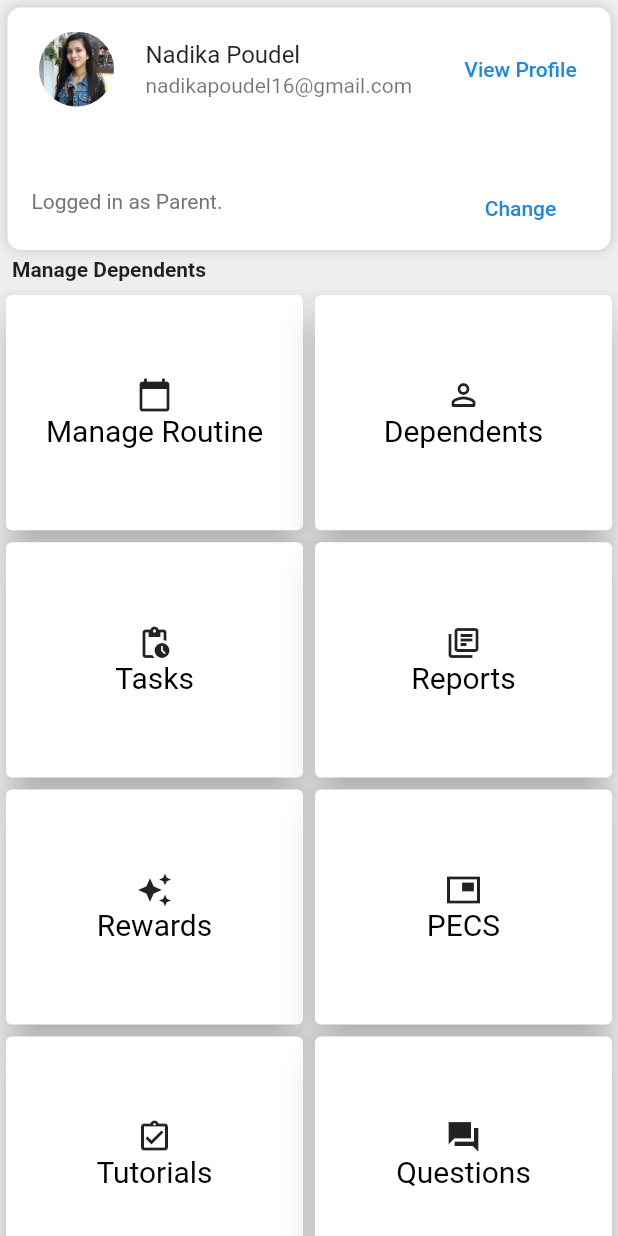
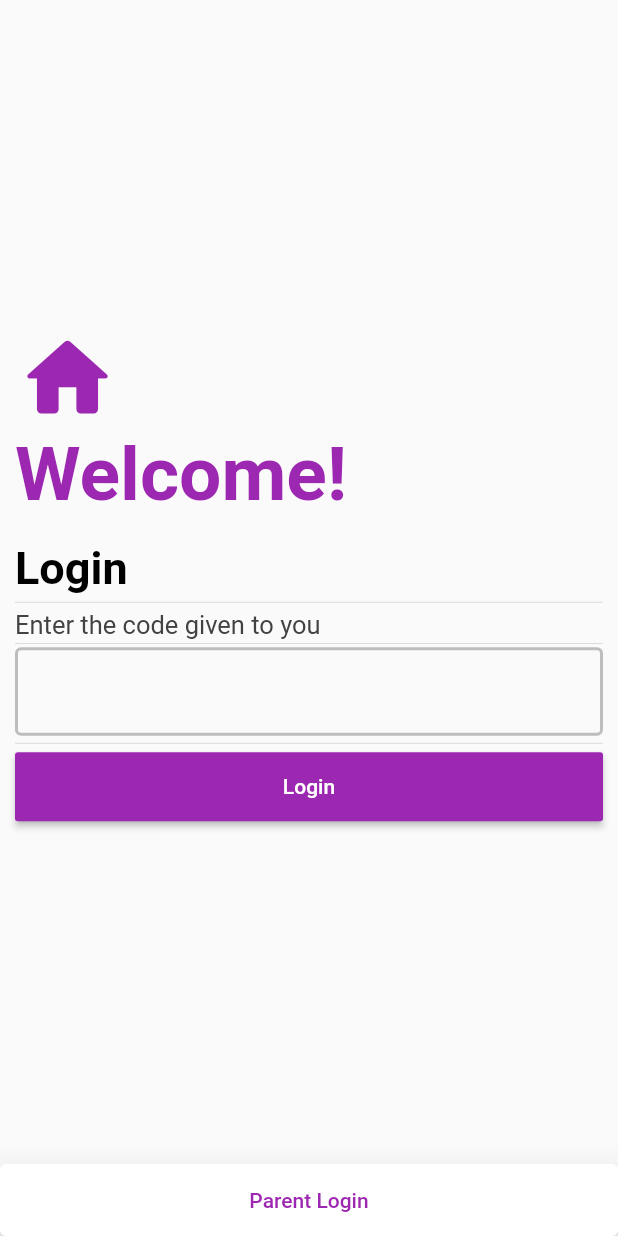
Before and after one commit to Nadika18/Autism_Mobile_App, a Flutter app: the screen it shows after launch, on a phone screen of 412 x 824 dp. Run offline on Flutter 3.47's test engine with Material 2 defaults, Android fonts, the phone set to English and light mode, and no system bars; our stand-ins replace cloud_firestore, firebase_core, font_awesome_flutter; accounts and stored records are empty.

Commit message:
loginscreen: final login screen designed for both parent and child

```diff
--- a/lib/child_homescreen.dart
+++ b/lib/child_homescreen.dart
@@ -351,7 +351,8 @@ class _ChildHomePageState extends State<ChildHomePage> {
         )),
         body: SafeArea(
             child: Stack(
-                children: [Column(
+                children: [
+                  Column(
                     mainAxisAlignment: MainAxisAlignment.start,
                     children:[
                       ConstrainedBox(
--- a/lib/loginscreen.dart
+++ b/lib/loginscreen.dart
@@ -0,0 +1,273 @@
+import 'package:flutter/material.dart';
+import 'package:flutter/services.dart';
+import 'package:font_awesome_flutter/font_awesome_flutter.dart';
+
+class MainLoginScreen extends StatefulWidget{
+  @override
+  _MainLoginScreenState createState() => _MainLoginScreenState();
+}
+
+class _MainLoginScreenState extends State<MainLoginScreen>{
+  final GlobalKey<ScaffoldState> _scaffoldKey = new GlobalKey<ScaffoldState>();
+  final GlobalKey<FormState> _formKey = new GlobalKey<FormState>();
+  final TextEditingController _registrationController = new
+      TextEditingController();
+  //10^(no of digit - 1)
+  final int factor = 100000;
+  Widget _loginButton(size) => Material(
+      borderRadius: BorderRadius.circular(5),
+      child: MaterialButton(
+          minWidth: size.width,
+          padding: EdgeInsets.fromLTRB(20.0, 15.0, 20.0, 15.0),
+          color: Colors.purple,
+          onPressed: () {
+            if(!_formKey.currentState.validate()){
+              //TODO:go to other screen
+            }
+            print("this is tapped");
+          },
+          child: Text("Login",
+                     textAlign: TextAlign.center,
+                     style: TextStyle(color: Colors.white)
+                 )));
+
+  Widget _childSignInField() => TextFormField(
+      controller: _registrationController,
+      keyboardType: TextInputType.number,
+      inputFormatters: <TextInputFormatter>[
+        FilteringTextInputFormatter.allow(RegExp(r'[0-9]')),],
+        validator: (value){
+          if(!value.isNotEmpty){
+            return "Please enter your login information";
+          }
+          int intval = int.parse(value)~/factor;
+          if ((intval < 1) || (intval> 10)){
+            print(intval);
+            return "The length of the code is incorrect";
+          }
+          return null;
+        },
+        onEditingComplete: (){
+          if(_formKey.currentState.validate()){
+            print("completed filling");
+            FocusScope.of(_scaffoldKey.currentContext).unfocus();
+            //TODO:go to other screen
+          }
+        },
+  decoration: InputDecoration(
+                  focusedBorder: OutlineInputBorder(
+                      borderSide: BorderSide(color:Colors.purple[200],width: 2),
+                      gapPadding: 5,
+                  ),
+                  enabledBorder: OutlineInputBorder(
+                      borderSide: BorderSide(color:Colors.grey[400],width: 2),
+                  ),
+              ),
+  );
+
+  Widget _welcome(){
+    return Align(
+        alignment: Alignment.topLeft,
+        child: Container(
+            padding: EdgeInsets.fromLTRB(10,0,0,5),
+            child:
+            Column(
+                crossAxisAlignment: CrossAxisAlignment.start,
+                children: [
+                  Icon(Icons.home_rounded,
+                      size:70,color: Colors.purple),
+                  Text("Welcome!",
+                      style: TextStyle(fontSize: 50,
+                          fontWeight:FontWeight.bold,
+                          color: Colors.purple))
+                ]
+
+            ),),
+    );
+  }
+
+  Widget _loginCredentials(Size size){
+    return  Container(
+        padding: EdgeInsets.all(10),
+        child:Column(
+            children: [
+              Align(
+                  alignment: Alignment.topLeft,
+                  child: Column(
+                      crossAxisAlignment: CrossAxisAlignment.start,
+                      children: [
+                        Text("Login",
+                            style: TextStyle(fontSize: 30,
+                                fontWeight:FontWeight.bold,
+                                color: Colors.black)),
+                        Divider(height:10),
+
+                        Text("Enter the code given to you",
+                            style: TextStyle(fontSize: 17,
+                                color: Colors.grey[800])),
+                        Divider(height:5),
+                      ],
+                  ),
+              ),
+              Form(
+                  key: _formKey,
+                  child:Column(
+                      children:[
+                        _childSignInField(),
+                        Divider(height:10),
+                        _loginButton(size)
+                      ]
+                  ),
+              )
+                  ],
+                  ));
+  }
+
+  Widget _centerView(Size size){
+    return Container(
+        child: Column(
+            children: [
+              _welcome(),
+              _loginCredentials(size),
+            ],
+        ),
+    );
+  }
+  Widget _bottomParentLoginLinker(){
+    return  Card(
+        elevation: 20,
+        margin: EdgeInsets.symmetric(horizontal:0,vertical:0),
+        child:Center(
+            child: TextButton(
+                child: Text("Parent Login"),
+                onPressed: (){
+                  Navigator.push(context,
+                      MaterialPageRoute(builder: (context)=> ParentLogin())
+                  );
+                },
+            ),
+        ));
+  }
+
+  @override
+  Widget build(BuildContext context){
+    var size = MediaQuery.of(context).size;
+    return SafeArea(
+        child: LayoutBuilder(
+            builder: (context,constraints){
+              return GestureDetector(
+                  onTap: (){
+                    var node = FocusScope.of(_scaffoldKey.currentContext);
+
+                    if(!node.hasPrimaryFocus){
+                      node.unfocus();
+                    }
+                  },
+                  child:Scaffold(
+                            key: _scaffoldKey,
+                            body: SingleChildScrollView(
+                                child:Container(
+                                    height: constraints.maxHeight,
+                                    child: Column(
+                                        mainAxisAlignment: MainAxisAlignment.spaceBetween,
+                                        children: [
+                                          Container(),
+                                          _centerView(size),
+                                          _bottomParentLoginLinker(),
+                                        ],
+                                    )
+                                )
+                            ),
+
+                        )
+                      );
+            }
+    )
+        );
+  }
+}
+
+class ParentLogin extends StatefulWidget{
+  ParentLogin({Key key}):super(key: key);
+  _ParentLoginState createState() => _ParentLoginState();
+}
+
+class _ParentLoginState extends State<ParentLogin>{
+  Widget build(BuildContext context){
+    return Scaffold(
+        body: SafeArea(
+            child:Column(
+                mainAxisAlignment: MainAxisAlignment.start,
+                children: [
+                  Divider(height:20),
+                  ListTile(
+                      leading: IconButton(
+                          icon:Icon(Icons.close,size: 30),
+                          color: Colors.black,
+                          onPressed: (){
+                            Navigator.of(context).pop();
+                          },
+                          ),
+                  ),
+                  Divider(height:30),
+                  Container(
+                      padding: EdgeInsets.only(left:20),
+                      child:Column(
+                      crossAxisAlignment: CrossAxisAlignment.start,
+                      children: [
+                        Text("Parental Login",
+                            style: TextStyle(
+                                fontSize: 30,
+                                fontWeight: FontWeight.bold,
+                                )
+                            ),
+                  Divider(height:10),
+                        Text("Login using the following",
+                            style: TextStyle(
+                                fontSize: 20,
+                                )
+                            )
+                      ]
+                      )),
+                  Divider(height:20),
+                  Container(
+                      padding: EdgeInsets.fromLTRB(15,20,15,20),
+                      child: FlatButton(
+                          color: Color(0xff4285F4),
+                      padding: EdgeInsets.fromLTRB(0,20,0,20),
+                          child: Row(
+                              mainAxisAlignment: MainAxisAlignment.center,
+                              children: [
+                                Icon(FontAwesomeIcons.google,color:Colors.white),
+                                SizedBox(width: 10),
+                                Text("Sign In with Google",style:
+                                    TextStyle(color:Colors.white))
+                              ]
+                              ),
+                          onPressed: () {
+                          },
+                      )),
+                  Container(
+                      padding: EdgeInsets.fromLTRB(15,0,15,0),
+                      child: FlatButton(
+                          color: Color(0xff4267B2),
+                      padding: EdgeInsets.fromLTRB(0,20,0,20),
+                          child: Row(
+                              mainAxisAlignment: MainAxisAlignment.center,
+                              children: [
+                                Icon(FontAwesomeIcons.facebook,color:
+                                    Colors.white),
+                                SizedBox(width: 10),
+                                Text("Sign In with Facebook",style:
+                                    TextStyle(color:Colors.white))
+                              ]
+                              ),
+                          onPressed: () {
+                          },
+                      )),
+                  Container()
+                ]
+            ))
+    );
+  }
+}
--- a/lib/main.dart
+++ b/lib/main.dart
@@ -1,5 +1,5 @@
 import 'package:flutter/material.dart';
-import 'parenthomepage.dart';
+import 'loginscreen.dart';
 
 void main() {
   runApp(MyApp());
@@ -15,7 +15,7 @@ class MyApp extends StatelessWidget {
             primarySwatch: Colors.purple,
             visualDensity: VisualDensity.adaptivePlatformDensity,
         ),
-        home: ParentHomePage(),
+        home: MainLoginScreen(),
     );
   }
 }
```
